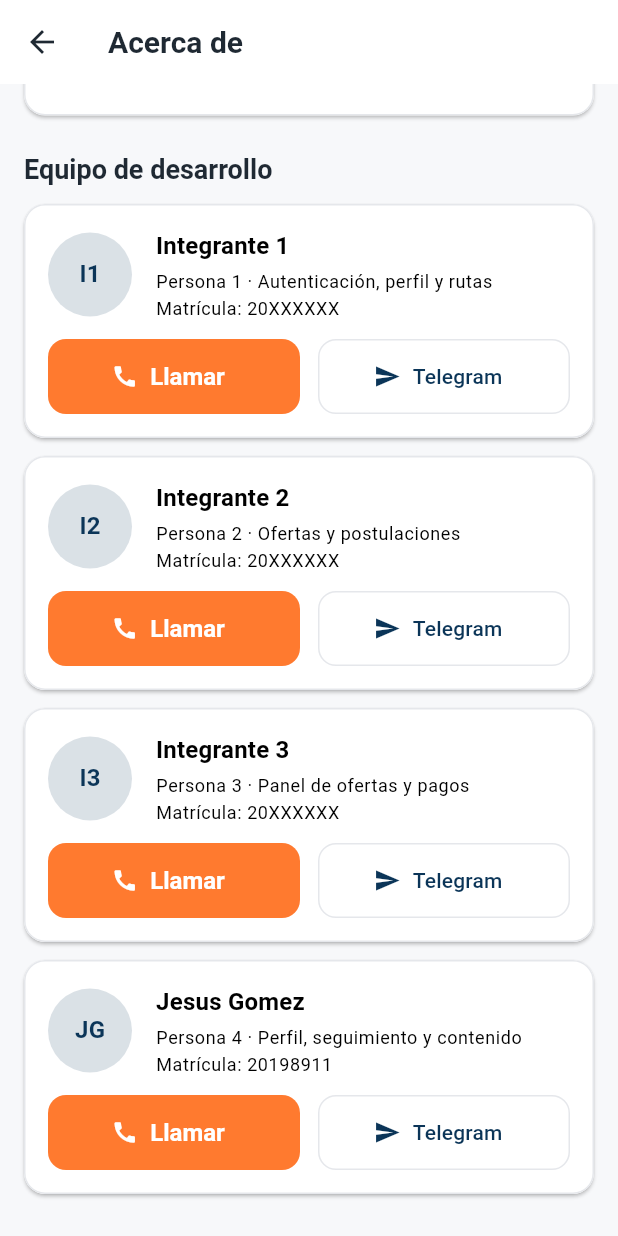
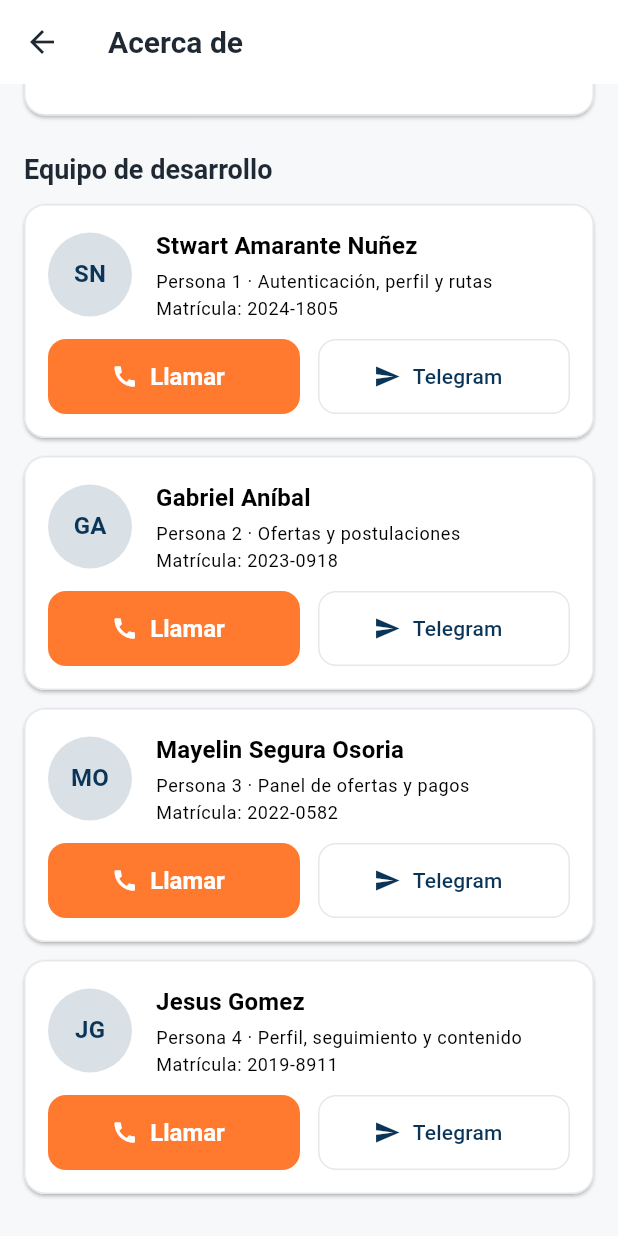
Before and after one commit to Trawts557/ocupa2-app, a Flutter app: the AboutScreen screen opened directly, scrolled down 227 dp, on a phone screen of 412 x 824 dp. Run offline on Flutter 3.47's test engine with Material 3 defaults, Android fonts, the phone set to English and light mode, and no system bars; our stand-ins replace flutter_secure_storage, image_picker; accounts and stored records are empty.

Commit message:
fix: corregir textos y diseño en las  vistas

```diff
--- a/lib/views/about/about_screen.dart
+++ b/lib/views/about/about_screen.dart
@@ -8,33 +8,32 @@ import 'package:ocupa2_app/core/theme/app_colors.dart';
 class AboutScreen extends StatelessWidget {
   const AboutScreen({super.key});
 
-  // ⚠️ EDITA AQUÍ: reemplaza con los datos reales de tu equipo.
   static const List<_TeamMember> _team = [
     _TeamMember(
-      name: 'Integrante 1',
+      name: 'Stwart Amarante Nuñez',
       role: 'Persona 1 · Autenticación, perfil y rutas',
-      matricula: '20XXXXXX',
+      matricula: '2024-1805',
       phone: '+18095550001',
-      telegram: 'https://t.me/usuario1',
+      telegram: 'https://t.me/StwartA05',
     ),
     _TeamMember(
-      name: 'Integrante 2',
+      name: 'Gabriel Aníbal',
       role: 'Persona 2 · Ofertas y postulaciones',
-      matricula: '20XXXXXX',
+      matricula: '2023-0918 ',
       phone: '+18095550002',
       telegram: 'https://t.me/usuario2',
     ),
     _TeamMember(
-      name: 'Integrante 3',
+      name: 'Mayelin Segura Osoria',
       role: 'Persona 3 · Panel de ofertas y pagos',
-      matricula: '20XXXXXX',
+      matricula: '2022-0582',
       phone: '+18095550003',
       telegram: 'https://t.me/usuario3',
     ),
     _TeamMember(
       name: 'Jesus Gomez',
       role: 'Persona 4 · Perfil, seguimiento y contenido',
-      matricula: '20198911',
+      matricula: '2019-8911',
       phone: '+18095550004',
       telegram: 'https://t.me/jesusgomez',
     ),
--- a/lib/views/profile/experience_detail_screen.dart
+++ b/lib/views/profile/experience_detail_screen.dart
@@ -1,7 +1,4 @@
-import 'dart:io';
-
 import 'package:flutter/material.dart';
-import 'package:url_launcher/url_launcher.dart';
 
 import 'package:ocupa2_app/core/theme/app_colors.dart';
 import 'package:ocupa2_app/models/experience.dart';
--- a/lib/views/profile/profile_view.dart
+++ b/lib/views/profile/profile_view.dart
@@ -22,10 +22,6 @@ class ProfileView extends StatelessWidget {
         child: Column(
           crossAxisAlignment: CrossAxisAlignment.start,
           children: [
-            Text(
-              'Mi cuenta',
-              style: Theme.of(context).textTheme.headlineSmall,
-            ),
             const SizedBox(height: 16),
 
             _ProfileMenuCard(
@@ -85,7 +81,7 @@ class ProfileView extends StatelessWidget {
             ),
             const SizedBox(height: 12),
 
-            // ✅ NUEVO: acceso al módulo de Persona 1
+            // NUEVO: acceso al módulo de Persona 1
             _ProfileMenuCard(
               icon: Icons.lock_outline,
               title: 'Cambiar contraseña',
```
